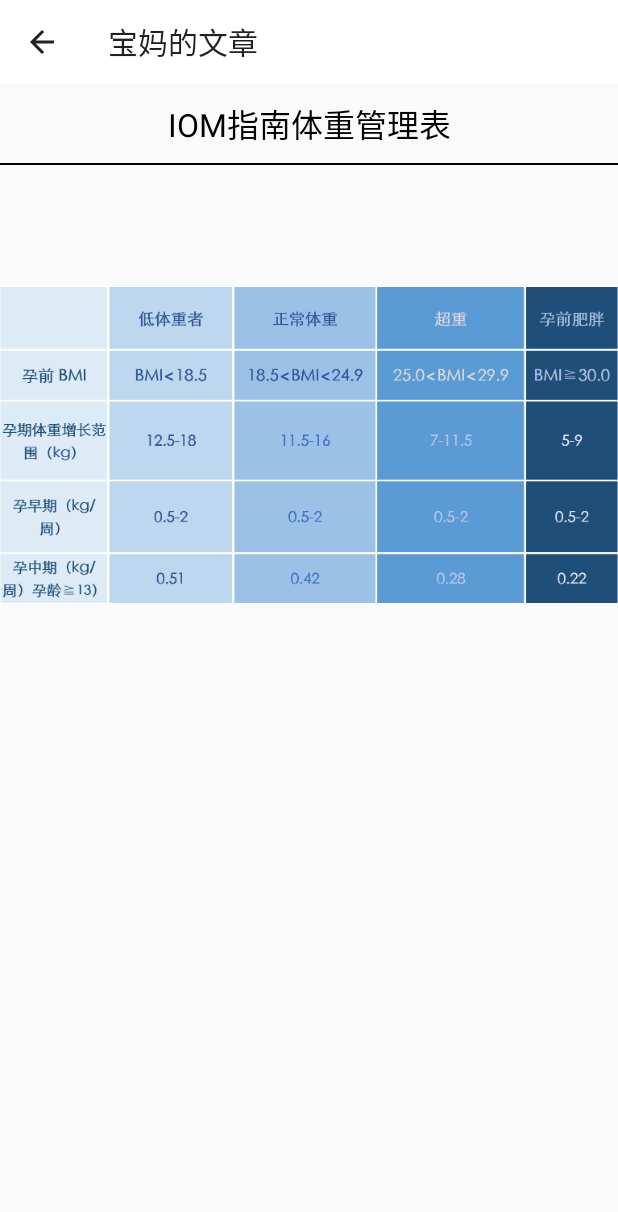
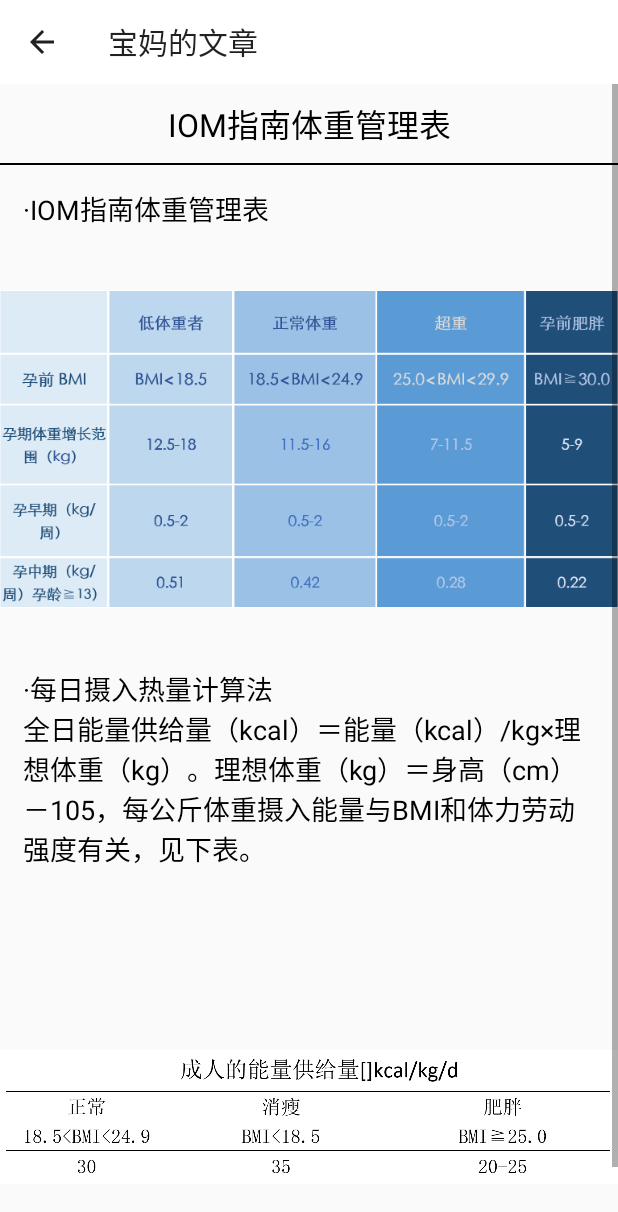
Before and after one commit to Jooooeeee/YunXiaoTang, an Android app: the WenZhangBtnActivity screen opened directly, with no data from a screen before it, after a tap on "IOM指南体重管理表", on a phone screen of 412 x 824 dp. Shown: the top 1212 px of the screen. Run offline under Robolectric (Android 15) with nearby library versions, the phone set to English and light mode, and no system bars; libraries missing offline, so code that uses them is left out: com.github.ielse.imagewatcher.

```diff
--- a/app/src/main/java/com/example/joe/NewsContentFragment.java
+++ b/app/src/main/java/com/example/joe/NewsContentFragment.java
@@ -43,11 +43,29 @@ public class NewsContentFragment extends Fragment {
        if (isHaveImage==1){
             ImageView imageView=view.findViewById(R.id.a1457);
             imageView.setVisibility(View.VISIBLE);
+           ImageView imageView2=view.findViewById(R.id.power);
+           imageView2.setVisibility(View.VISIBLE);
         }
         else if (isHaveImage==2){
             View visibilty_layout_2=view.findViewById(R.id.aa);
             visibilty_layout_2.setVisibility(View.VISIBLE);
         }
     }
+    public void refresh(String newsTitle,String newsContent,String newsContent2,int isHaveImage){
+        View visibilty_layout_1=view.findViewById(R.id.visibilty_layout);
+        visibilty_layout_1.setVisibility(View.VISIBLE);
+        TextView newsTitleText=view.findViewById(R.id.news_title);
+        TextView newsContentText=view.findViewById(R.id.news_content);
+        TextView newsContentText2=view.findViewById(R.id.news_content2);
+        newsTitleText.setText(newsTitle);
+        newsContentText.setText(newsContent);
+        newsContentText2.setText(newsContent2);
+        if (isHaveImage==1){
+            ImageView imageView=view.findViewById(R.id.a1457);
+            imageView.setVisibility(View.VISIBLE);
+            ImageView imageView2=view.findViewById(R.id.power);
+            imageView2.setVisibility(View.VISIBLE);
+        }
 
+    }
 }
--- a/app/src/main/java/com/example/joe/RecylerAdapter.java
+++ b/app/src/main/java/com/example/joe/RecylerAdapter.java
@@ -305,11 +305,11 @@ public class RecylerAdapter extends RecyclerView.Adapter<RecylerAdapter.ViewHold
                     public void onPicked(int selectedFirstIndex, int selectedSecondIndex) {
                         imageaBooldSugar.setText(options3Items.get(selectedFirstIndex)+"."+options4Items.get(selectedSecondIndex)+"mmol/L");
                         double booldSugar=Integer.parseInt(options3Items.get(selectedFirstIndex))+Integer.parseInt(options4Items.get(selectedSecondIndex))/100;
-                        if (booldSugar>6.19){
+                        if (booldSugar>5.6){
                             Toast.makeText(MyApplication.getContext(),"宝妈的血糖值高了！！",Toast.LENGTH_SHORT).show();
                             imageaBooldSugar.setTextColor(Color.rgb(255,0,0));
                         }
-                        else if (booldSugar<3.15){
+                        else if (booldSugar<3.3){
                             Toast.makeText(MyApplication.getContext(),"宝妈的血糖值低了！！",Toast.LENGTH_SHORT).show();
                             imageaBooldSugar.setTextColor(Color.rgb(255,0,0));
                         }
@@ -334,7 +334,7 @@ public class RecylerAdapter extends RecyclerView.Adapter<RecylerAdapter.ViewHold
                     public void onPicked(int selectedFirstIndex, int selectedSecondIndex) {
                         imageaTwoHourBooldSugar.setText(options3Items.get(selectedFirstIndex)+"."+options4Items.get(selectedSecondIndex)+"mmol/L");
                         double booldSugar=Integer.parseInt(options3Items.get(selectedFirstIndex))+Integer.parseInt(options4Items.get(selectedSecondIndex))/100;
-                        if (booldSugar>7.8){
+                        if (booldSugar>6.7){
                             Toast.makeText(MyApplication.getContext(),"宝妈的血糖值高了！！",Toast.LENGTH_SHORT).show();
                             imageaTwoHourBooldSugar.setTextColor(Color.rgb(255, 0, 0));
                         }
@@ -358,7 +358,7 @@ public class RecylerAdapter extends RecyclerView.Adapter<RecylerAdapter.ViewHold
                     public void onPicked(int selectedFirstIndex, int selectedSecondIndex) {
                         imageaTwoHourBooldSugarM.setText(options3Items.get(selectedFirstIndex)+"."+options4Items.get(selectedSecondIndex)+"mmol/L");
                         double booldSugar=Integer.parseInt(options3Items.get(selectedFirstIndex))+Integer.parseInt(options4Items.get(selectedSecondIndex))/100;
-                        if (booldSugar>7.8){
+                        if (booldSugar>6.7){
                             Toast.makeText(MyApplication.getContext(),"宝妈的血糖值高了！！",Toast.LENGTH_SHORT).show();
                             imageaTwoHourBooldSugarM.setTextColor(Color.rgb(255, 0, 0));
                         }
@@ -382,7 +382,7 @@ public class RecylerAdapter extends RecyclerView.Adapter<RecylerAdapter.ViewHold
                     public void onPicked(int selectedFirstIndex, int selectedSecondIndex) {
                         imageaTwoHourBooldSugarN.setText(options3Items.get(selectedFirstIndex)+"."+options4Items.get(selectedSecondIndex)+"mmol/L");
                         double booldSugar=Integer.parseInt(options3Items.get(selectedFirstIndex))+Integer.parseInt(options4Items.get(selectedSecondIndex))/100;
-                        if (booldSugar>7.8){
+                        if (booldSugar>6.7){
                             Toast.makeText(MyApplication.getContext(),"宝妈的血糖值高了！！",Toast.LENGTH_SHORT).show();
                             imageaTwoHourBooldSugarN.setTextColor(Color.rgb(255, 0, 0));
                         }
--- a/app/src/main/java/com/example/joe/WenActivity.java
+++ b/app/src/main/java/com/example/joe/WenActivity.java
@@ -34,9 +34,16 @@ public class WenActivity extends AppCompatActivity {
         }
         String title=getIntent().getStringExtra("title");
         String content=getIntent().getStringExtra("content");
+        String content2=getIntent().getStringExtra("content2");
         int isHaveImage=getIntent().getIntExtra("isHaveImage",0);
         NewsContentFragment newsContentFragment=(NewsContentFragment) getSupportFragmentManager().findFragmentById(R.id.news_content_fragment);
-        newsContentFragment.refresh(title,content,isHaveImage);
+        if (content2!=null&&!content2.isEmpty()) {
+            newsContentFragment.refresh(title,content,content2,isHaveImage);
+        }
+        else {
+
+            newsContentFragment.refresh(title, content, isHaveImage);
+        }
     }
 
     @Override
--- a/app/src/main/java/com/example/joe/WenZhangBtnActivity.java
+++ b/app/src/main/java/com/example/joe/WenZhangBtnActivity.java
@@ -150,8 +150,10 @@ public class WenZhangBtnActivity extends AppCompatActivity {
             @Override
             public void onClick(View view) {
                 String title="IOM指南体重管理表";
-                String content="";
-                sendWenActivity(title,content,1);
+                String content="·IOM指南体重管理表";
+                String content2="·每日摄入热量计算法\n" +
+                        "全日能量供给量（kcal）＝能量（kcal）/kg×理想体重（kg）。理想体重（kg）＝身高（cm）－105，每公斤体重摄入能量与BMI和体力劳动强度有关，见下表。\n";
+                sendWenActivity(title,content,content2,1);
             }
         });
         sport.setOnClickListener(new View.OnClickListener() {
@@ -205,4 +207,12 @@ public class WenZhangBtnActivity extends AppCompatActivity {
         intent.putExtra("isHaveImage",isHaveImage);
         startActivity(intent);
     }
+    public void sendWenActivity(String titile,String content,String content2,int isHaveImage){
+        Intent intent=new Intent(WenZhangBtnActivity.this,WenActivity.class);
+        intent.putExtra("title",titile);
+        intent.putExtra("content",content);
+        intent.putExtra("content2",content2);
+        intent.putExtra("isHaveImage",isHaveImage);
+        startActivity(intent);
+    }
 }
--- a/app/src/main/res/layout/news_content_frag.xml
+++ b/app/src/main/res/layout/news_content_frag.xml
@@ -27,13 +27,12 @@
             android:background="#000"/>
         <TextView
             android:layout_width="match_parent"
-            android:layout_height="0dp"
+            android:layout_height="wrap_content"
             android:layout_weight="1"
             android:id="@+id/news_content"
             android:padding="15dp"
             android:textSize="18sp"
             android:textColor="#000"
-
             />
 
        <ImageView
@@ -43,6 +42,22 @@
            android:src="@drawable/a1457"
            android:visibility="gone"
            />
+        <TextView
+            android:layout_width="match_parent"
+            android:layout_height="wrap_content"
+            android:layout_weight="1"
+            android:id="@+id/news_content2"
+            android:padding="15dp"
+            android:textSize="18sp"
+            android:textColor="#000"
+            />
+        <ImageView
+            android:id="@+id/power"
+            android:layout_width="match_parent"
+            android:layout_height="wrap_content"
+            android:src="@drawable/power"
+            android:visibility="gone"
+            />
         <LinearLayout
             android:layout_width="match_parent"
             android:layout_height="wrap_content"
```
Also changed, not shown: app/src/main/res/drawable-hdpi/power.png (added), app/src/main/res/drawable-mdpi/power.png (added), app/src/main/res/drawable-xhdpi/power.png (added), app/src/main/res/drawable-xxhdpi/power.png (added), app/src/main/res/drawable-xxxhdpi/power.png (added).
